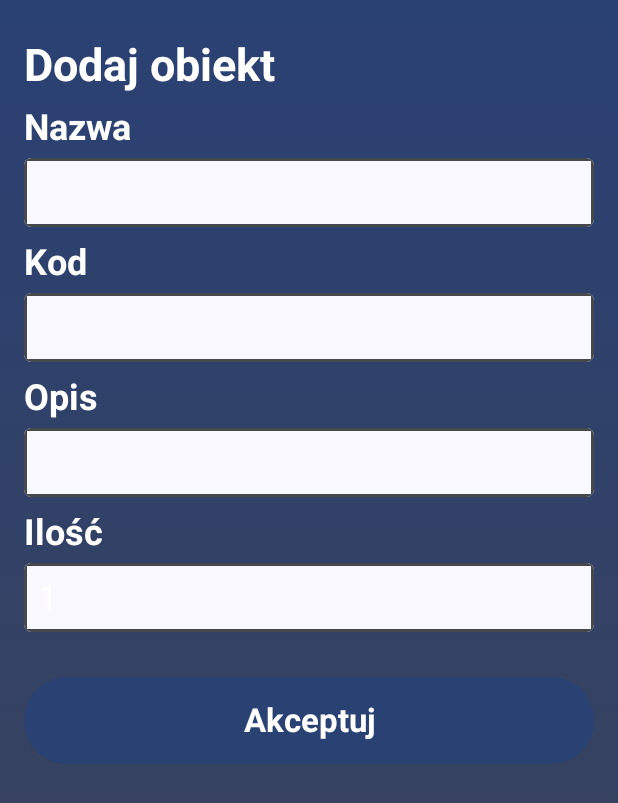
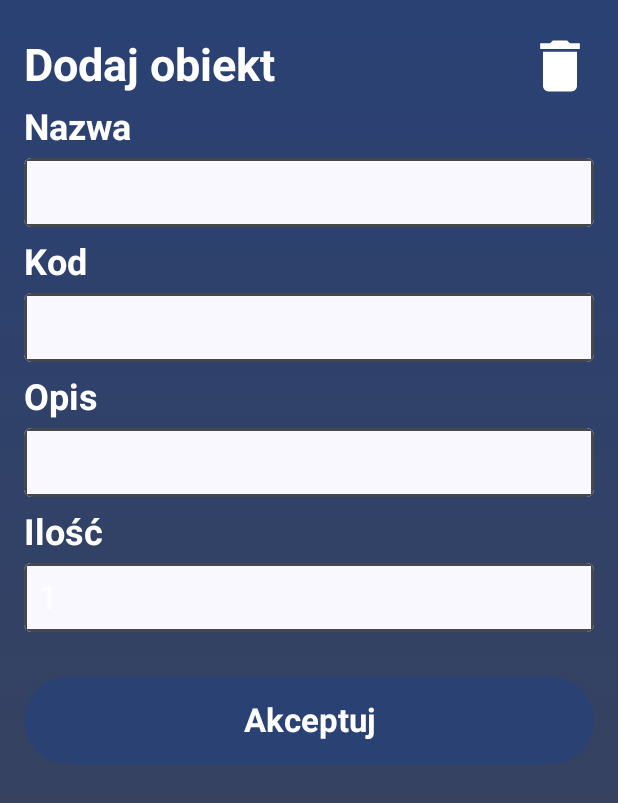
Before and after one commit to karolkadlubowski/StocktakingApp, an Android app built with Jetpack Compose: the composable ModifyObjectScreen shown on its own in the app's theme, on a phone screen of 412 x 824 dp. Shown: the top 803 px of the screen. Run offline under Robolectric (Android 15) with nearby library versions, the phone set to English and light mode, and no system bars; our stand-ins replace Dagger/Hilt's generated code, Room's generated code; libraries missing offline, so code that uses them is left out: com.ramcosta.composedestinations; 2 statements that could not run were skipped.

Commit message:
[10] Object deleting

```diff
--- a/app/src/main/java/pl/polsl/stocktakingApp/data/dao/StocktakingDao.kt
+++ b/app/src/main/java/pl/polsl/stocktakingApp/data/dao/StocktakingDao.kt
@@ -13,7 +13,7 @@ interface StocktakingDao {
     suspend fun upsert(stocktakingObject: StocktakingObject)
 
     @Delete
-    suspend fun delete(stocktakingObject: StocktakingObject): Int
+    suspend fun delete(stocktakingObject: StocktakingObject)
 
     @Query("SELECT * FROM stocktakingObject")
     fun observeAll(): Flow<List<StocktakingObject>>
--- a/app/src/main/java/pl/polsl/stocktakingApp/data/repository/StocktakingRepository.kt
+++ b/app/src/main/java/pl/polsl/stocktakingApp/data/repository/StocktakingRepository.kt
@@ -21,4 +21,8 @@ class StocktakingRepository(
     suspend fun upsertObject(stocktakingObject: StocktakingObject) {
         return _stocktakingDao.upsert(stocktakingObject)
     }
+
+    suspend fun deleteObject(stocktakingObject: StocktakingObject) {
+        _stocktakingDao.delete(stocktakingObject)
+    }
 }
--- a/app/src/main/java/pl/polsl/stocktakingApp/di/MainModule.kt
+++ b/app/src/main/java/pl/polsl/stocktakingApp/di/MainModule.kt
@@ -136,4 +136,9 @@ object MainModule {
         outputBluetoothService: OutputBluetoothService,
         labelLineDividerService: LabelLineDividerService
     ): PrintLabel = PrintLabelImpl(outputBluetoothService, labelLineDividerService)
+
+    @Provides
+    @Singleton
+    fun providesDeleteObject(stocktakingRepository: StocktakingRepository): DeleteObject =
+        DeleteObjectImpl(stocktakingRepository)
 }
--- a/app/src/main/java/pl/polsl/stocktakingApp/presentation/modifyObject/ModifyObjectScreen.kt
+++ b/app/src/main/java/pl/polsl/stocktakingApp/presentation/modifyObject/ModifyObjectScreen.kt
@@ -1,20 +1,24 @@
 package pl.polsl.stocktakingApp.presentation.modifyObject
 
 import androidx.compose.foundation.background
-import androidx.compose.foundation.layout.Column
-import androidx.compose.foundation.layout.fillMaxSize
-import androidx.compose.foundation.layout.fillMaxWidth
-import androidx.compose.foundation.layout.padding
+import androidx.compose.foundation.clickable
+import androidx.compose.foundation.layout.*
+import androidx.compose.foundation.shape.CircleShape
 import androidx.compose.foundation.text.KeyboardOptions
 import androidx.compose.material3.Button
+import androidx.compose.material3.Icon
 import androidx.compose.material3.MaterialTheme
 import androidx.compose.material3.Text
 import androidx.compose.runtime.Composable
 import androidx.compose.runtime.LaunchedEffect
 import androidx.compose.runtime.mutableStateOf
 import androidx.compose.runtime.remember
+import androidx.compose.ui.Alignment
 import androidx.compose.ui.Modifier
+import androidx.compose.ui.draw.clip
 import androidx.compose.ui.graphics.Brush
+import androidx.compose.ui.graphics.Color
+import androidx.compose.ui.res.painterResource
 import androidx.compose.ui.res.stringResource
 import androidx.compose.ui.text.input.KeyboardType
 import androidx.compose.ui.text.input.TextFieldValue
@@ -23,9 +27,11 @@ import androidx.compose.ui.unit.dp
 import androidx.hilt.navigation.compose.hiltViewModel
 import com.ramcosta.composedestinations.annotation.Destination
 import com.ramcosta.composedestinations.navigation.DestinationsNavigator
+import pl.polsl.stocktakingApp.R
 import pl.polsl.stocktakingApp.data.models.StocktakingObject
 import pl.polsl.stocktakingApp.presentation.common.ui.InputField
 import pl.polsl.stocktakingApp.presentation.destinations.ListScreenDestination
+import pl.polsl.stocktakingApp.ui.theme.D
 import pl.polsl.stocktakingApp.ui.theme.captionButton
 import pl.polsl.stocktakingApp.ui.theme.pageTitle
 
@@ -53,6 +59,7 @@ fun ModifyObjectScreen(
             amount.value = TextFieldValue(stocktakingObject.amount.toString())
         } else if (code != null) {
             barcode.value = TextFieldValue(code)
+            viewModel.setBarcode(code)
         }
     })
 
@@ -74,20 +81,40 @@ fun ModifyObjectScreen(
             .padding(16.dp)
     ) {
 
+        Row(verticalAlignment = Alignment.CenterVertically) {
             Text(
                 stringResource(id = screenMode.pageTitle),
                 style = MaterialTheme.typography.pageTitle,
                 modifier = Modifier
                     .padding(vertical = 10.dp)
+                    .weight(1f)
             )
+
+            Icon(
+                painter = painterResource(id = R.drawable.ic_delete),
+                contentDescription = stringResource(R.string.iconDescription),
+                tint = Color.Unspecified,
+                modifier = Modifier
+                    .padding(start = D.Icon.padding)
+                    .then(
+                        Modifier
+                            .aspectRatio(1f)
+                            .clip(CircleShape)
+                        //.background(C.Golden)
+                    )
+                    .clickable {
+                        viewModel.deleteObject()
+                        navigator.popBackStack()
+                    }
+                    .weight(0.15f)
+            )
+        }
 
         InputField(
             value = name.value,
             onValueChange = {
                 name.value = it
-
                 viewModel.setName(it.text)
-
             },
             description = "Nazwa"
         )
--- a/app/src/main/java/pl/polsl/stocktakingApp/presentation/modifyObject/ModifyObjectScreenViewModel.kt
+++ b/app/src/main/java/pl/polsl/stocktakingApp/presentation/modifyObject/ModifyObjectScreenViewModel.kt
@@ -7,6 +7,7 @@ import kotlinx.coroutines.flow.MutableStateFlow
 import kotlinx.coroutines.flow.combine
 import kotlinx.coroutines.flow.update
 import pl.polsl.stocktakingApp.data.models.StocktakingObject
+import pl.polsl.stocktakingApp.domain.usecase.DeleteObject
 import pl.polsl.stocktakingApp.domain.usecase.UpsertObject
 import pl.polsl.stocktakingApp.presentation.common.BaseViewModel
 import javax.inject.Inject
@@ -14,6 +15,7 @@ import javax.inject.Inject
 @HiltViewModel
 class ModifyObjectScreenViewModel @Inject constructor(
     private val _upsertObject: UpsertObject,
+    private val _deleteObject: DeleteObject,
     _coroutineDispatcher: CoroutineDispatcher
 ) : BaseViewModel<ModifyObjectScreenState>(_coroutineDispatcher) {
     override val initialState: ModifyObjectScreenState = ModifyObjectScreenState.InitialState
@@ -21,21 +23,6 @@ class ModifyObjectScreenViewModel @Inject constructor(
     private val _isAddScreen: MutableStateFlow<Boolean> = MutableStateFlow(true)
     private val _stocktakingObject: MutableStateFlow<StocktakingObject> =
         MutableStateFlow(StocktakingObject())
-//    private val _name: MutableStateFlow<String> = MutableStateFlow("")
-//    private val _barcode: MutableStateFlow<String> = MutableStateFlow("")
-//    private val _description: MutableStateFlow<String> = MutableStateFlow("")
-//    private val _amount: MutableStateFlow<Int> = MutableStateFlow(1)
-
-//    override val _state: Flow<ModifyObjectScreenState> = combine(
-//        combine(_name, _barcode, _description, ::Triple),
-//        combine(_amount, _isAddScreen, ::Pair)
-//    ) { t1, t2 ->
-//        if (t2.second) {
-//            ModifyObjectScreenState.AddObjectState(t1.first, t1.second, t1.third, t2.first)
-//        } else {
-//            ModifyObjectScreenState.EditObjectState(t1.first, t1.second, t1.third, t2.first)
-//        }
-//    }
 
     override val _state: Flow<ModifyObjectScreenState> =
         _isAddScreen.combine(_stocktakingObject) { isAddScreen, _stocktakingObject ->
@@ -52,12 +39,6 @@ class ModifyObjectScreenViewModel @Inject constructor(
         } else {
             _isAddScreen.update { false }
             _stocktakingObject.update { stocktakingObject }
-//            stocktakingObject.apply {
-//                _name.update { name }
-//                _barcode.update { barcode }
-//                _description.update { description }
-//                _amount.update { amount }
-//            }
         }
     }
 
@@ -67,6 +48,12 @@ class ModifyObjectScreenViewModel @Inject constructor(
                 _stocktakingObject.value
             )
         }
+
+    fun deleteObject() = launch {
+        _deleteObject(
+            DeleteObject.Params(_stocktakingObject.value)
+        )
+    }
 
     fun setName(name: String) {
         _stocktakingObject.value.name = name
--- /dev/null
+++ b/app/src/main/res/drawable/ic_delete.xml
@@ -0,0 +1,10 @@
+<vector xmlns:android="http://schemas.android.com/apk/res/android"
+    android:width="24dp"
+    android:height="24dp"
+    android:tint="#FFFFFF"
+    android:viewportWidth="24"
+    android:viewportHeight="24">
+    <path
+        android:fillColor="@android:color/white"
+        android:pathData="M6,19c0,1.1 0.9,2 2,2h8c1.1,0 2,-0.9 2,-2V7H6v12zM19,4h-3.5l-1,-1h-5l-1,1H5v2h14V4z" />
+</vector>
```
Also changed, not shown: app/src/main/java/pl/polsl/stocktakingApp/domain/usecase/DeleteObject.kt (added, +15 -0 lines). Lines whose indentation alone changed are shown as unchanged.
